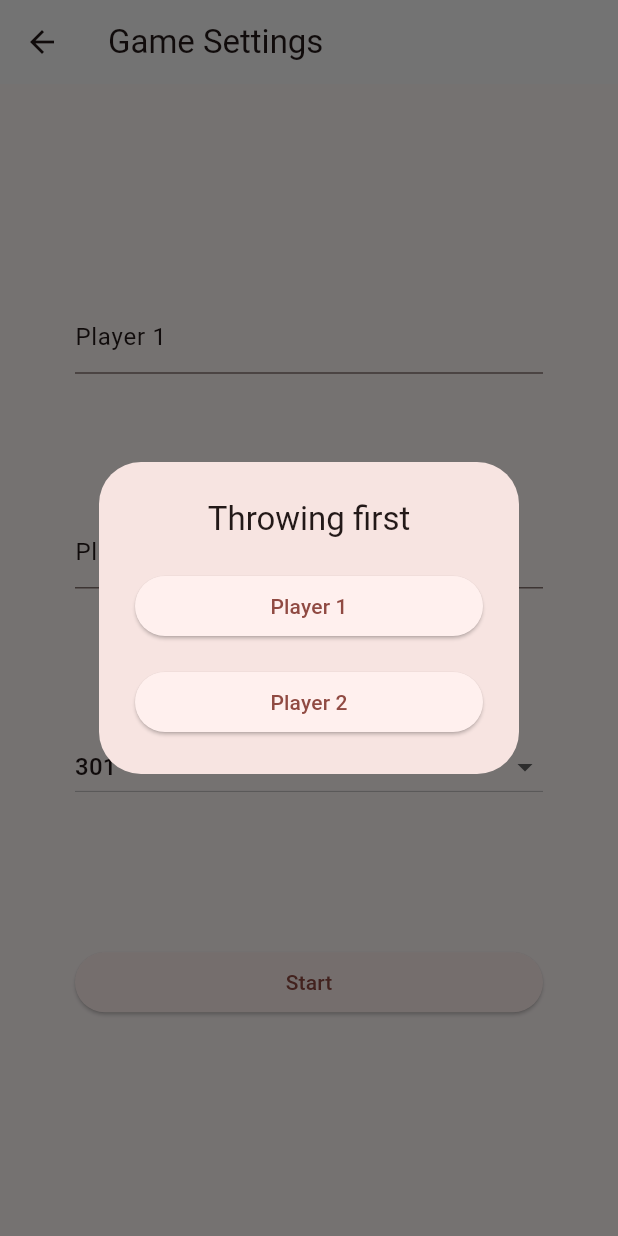
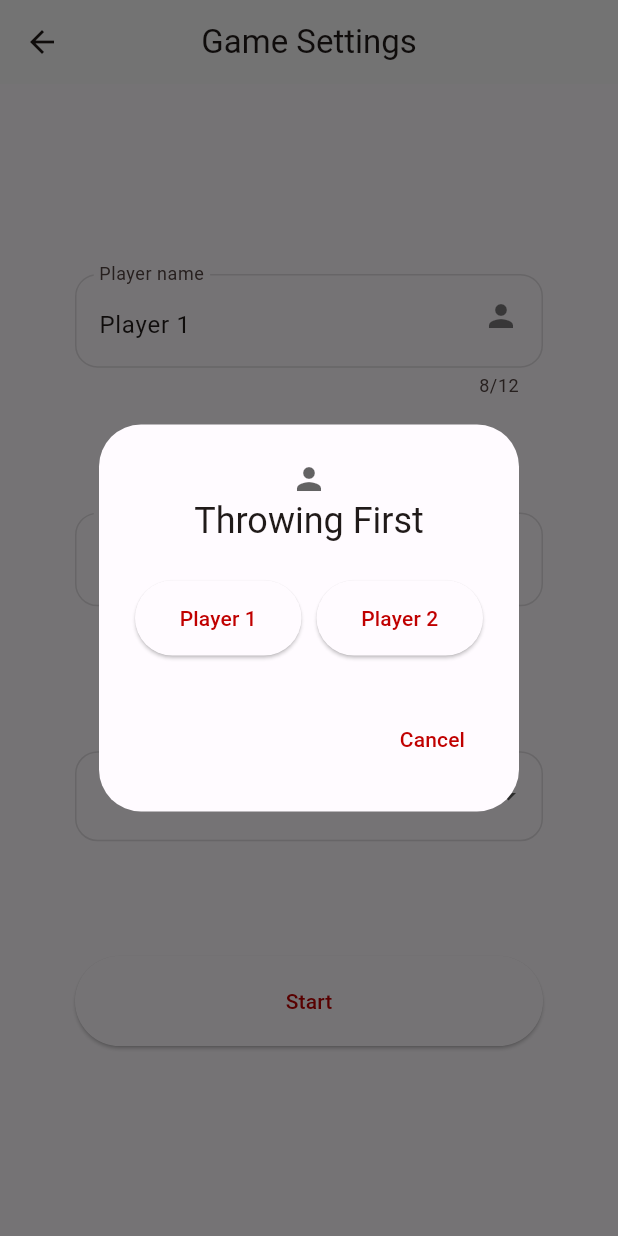
Before and after one commit to rejy11/darts_counter, a Flutter app: the GameSettingsPage screen opened directly, after a tap on "Start", on a phone screen of 412 x 824 dp. Run offline on Flutter 3.47's test engine with Material 2 defaults, Android fonts, the phone set to English and light mode, and no system bars; drawn by our look-alikes of dropdown_button2; our stand-ins replace community_material_icon, equatable, flutter_riverpod; missing offline and left inert: window_size.

Commit message:
more changes plys checkoutProvider created

```diff
--- a/lib/dialogs/custom_alert_dialog.dart
+++ b/lib/dialogs/custom_alert_dialog.dart
@@ -2,9 +2,10 @@ import 'package:flutter/material.dart';
 
 AlertDialog createAlertDialog({
   required String titleText,
-  required String bodyText,
+  required Widget content,
   IconData? iconData,
   List<Widget>? actions,
+  bool showDividers = true,
 }) {
   return AlertDialog(
     title: Column(
@@ -25,9 +26,12 @@ AlertDialog createAlertDialog({
     content: Column(
       mainAxisSize: MainAxisSize.min,
       children: [
-        const Divider(),
-        Text(bodyText),
-        const Divider(),
+        showDividers ? const Divider() : const SizedBox(),
+        Padding(
+          padding: const EdgeInsets.symmetric(vertical: 8.0),
+          child: content,
+        ),
+        showDividers ? const Divider() : const SizedBox(),
       ],
     ),
     actions: actions,
--- a/lib/pages/game_settings_page.dart
+++ b/lib/pages/game_settings_page.dart
@@ -1,6 +1,8 @@
+import 'package:darts_counter/dialogs/custom_alert_dialog.dart';
 import 'package:darts_counter/models/game_settings.dart';
 import 'package:darts_counter/pages/game_page.dart';
 import 'package:darts_counter/providers/providers.dart';
+import 'package:dropdown_button2/dropdown_button2.dart';
 import 'package:flutter/material.dart';
 import 'package:flutter_riverpod/flutter_riverpod.dart';
 
@@ -26,32 +28,53 @@ class GameSettingsPageState extends ConsumerState<GameSettingsPage> {
   }
 
   void startButtonPressed() async {
-    ref
-        .read(gameSettingsController.notifier)
-        .updatePlayerOneName(_playerOneNameController.text);
-    ref
-        .read(gameSettingsController.notifier)
-        .updatePlayerTwoName(_playerTwoNameController.text);
+    ref.read(gameSettingsController.notifier).updateSettings(
+          playerOneName: _playerOneNameController.text,
+          playerTwoName: _playerTwoNameController.text,
+        );
     await showDialog(
       context: context,
       builder: ((context) {
-        return SimpleDialog(
-          title: const Text(
-            'Throwing first',
-            textAlign: TextAlign.center,
+        return createAlertDialog(
+          titleText: 'Throwing First',
+          iconData: Icons.person,
+          showDividers: false,
+          actions: [
+            TextButton(
+              onPressed: () => Navigator.of(context).pop(),
+              child: const Text('Cancel'),
             ),
+          ],
+          content: Row(
+            mainAxisAlignment: MainAxisAlignment.spaceAround,
             children: [
-            SimpleDialogOption(
+              Flexible(
                 child: ElevatedButton(
                   onPressed: () => Navigator.pop(context, 1),
-                  child: Text(_playerOneNameController.text)),
+                  style: ElevatedButton.styleFrom(
+                      minimumSize: const Size.fromHeight(50)),
+                  child: Text(
+                    _playerOneNameController.text,
+                    overflow: TextOverflow.ellipsis,
+                    maxLines: 1,
                   ),
-            SimpleDialogOption(
+                ),
+              ),
+              const SizedBox(width: 10),
+              Flexible(
                 child: ElevatedButton(
                   onPressed: () => Navigator.pop(context, 2),
-                  child: Text(_playerTwoNameController.text)),
+                  style: ElevatedButton.styleFrom(
+                      minimumSize: const Size.fromHeight(50)),
+                  child: Text(
+                    _playerTwoNameController.text,
+                    overflow: TextOverflow.ellipsis,
+                    maxLines: 1,
+                  ),
+                ),
               ),
             ],
+          ),
         );
       }),
     ).then((value) {
@@ -67,6 +90,74 @@ class GameSettingsPageState extends ConsumerState<GameSettingsPage> {
     });
   }
 
+  Widget buildPlayerNameWidget(TextEditingController controller) {
+    return TextField(
+      controller: controller,
+      maxLength: 12,
+      decoration: const InputDecoration(
+        labelText: 'Player name',
+        alignLabelWithHint: true,
+        enabledBorder: OutlineInputBorder(
+          borderSide: BorderSide(color: Colors.black12),
+          borderRadius: BorderRadius.all(
+            Radius.circular(15),
+          ),
+        ),
+        border: OutlineInputBorder(
+          borderSide: BorderSide(color: Colors.black12),
+          borderRadius: BorderRadius.all(
+            Radius.circular(15),
+          ),
+        ),
+        hintText: 'Player name',
+        suffix: Opacity(
+          opacity: 0.6,
+          child: Icon(Icons.person),
+        ),
+      ),
+    );
+  }
+
+  Widget buildStartingScoreWidget(List<int> startingScores, int startingScore){
+    return DropdownButton2<int>(
+                value: startingScore,
+                underline: const SizedBox(),
+                buttonDecoration: BoxDecoration(
+                  borderRadius: BorderRadius.circular(15),
+                  border: Border.all(color: Colors.black12),
+                ),
+                dropdownDecoration: BoxDecoration(
+                  borderRadius: BorderRadius.circular(15),
+                  border: Border.all(color: Colors.black12),
+                ),
+                buttonHeight: 60,
+                icon: const Padding(
+                  padding: EdgeInsets.only(right: 10),
+                  child: Icon(Icons.arrow_drop_down),
+                ),
+                onChanged: (value) {
+                  ref.read(gameSettingsController.notifier).updateSettings(
+                        startingScore: value,
+                        playerOneName: _playerOneNameController.text,
+                        playerTwoName: _playerTwoNameController.text,
+                      );
+                },
+                items: startingScores.map<DropdownMenuItem<int>>(
+                  (int value) {
+                    return DropdownMenuItem<int>(
+                      value: value,
+                      child: Padding(
+                        padding: const EdgeInsets.symmetric(horizontal: 12),
+                        child: Text(value.toString()),
+                      ),
+                    );
+                  },
+                ).toList(),
+                focusColor: Colors.transparent,
+                isExpanded: true,
+              );
+  }
+
   @override
   Widget build(BuildContext context) {
     GameSettings gameSettings = ref.watch(gameSettingsController);
@@ -77,41 +168,23 @@ class GameSettingsPageState extends ConsumerState<GameSettingsPage> {
     _playerTwoNameController.text = gameSettings.playerTwo.name;
 
     return Scaffold(
-      appBar: AppBar(title: const Text("Game Settings")),
+      appBar: AppBar(
+        title: const Text("Game Settings"),
+        centerTitle: true,
+      ),
       body: Padding(
         padding: const EdgeInsets.all(50),
         child: Center(
           child: Column(
             mainAxisAlignment: MainAxisAlignment.spaceEvenly,
             children: [
-              TextField(
-                controller: _playerOneNameController,
-              ),
-              TextField(
-                controller: _playerTwoNameController,
-              ),
-              DropdownButton<int>(
-                value: startingScore,
-                onChanged: (value) {
-                  ref
-                      .read(gameSettingsController.notifier)
-                      .updateStartingScore(value!);
-                },
-                items: startingScores.map<DropdownMenuItem<int>>(
-                  (int value) {
-                    return DropdownMenuItem<int>(
-                      value: value,
-                      child: Text(value.toString()),
-                    );
-                  },
-                ).toList(),
-                focusColor: Colors.transparent,
-                isExpanded: true,
-              ),
+              buildPlayerNameWidget(_playerOneNameController),
+              buildPlayerNameWidget(_playerTwoNameController),
+              buildStartingScoreWidget(startingScores, startingScore),
               ElevatedButton(
                 onPressed: startButtonPressed,
                 style: ElevatedButton.styleFrom(
-                  minimumSize: const Size.fromHeight(40),
+                  minimumSize: const Size.fromHeight(60),
                 ),
                 child: const Text('Start'),
               ),
--- a/lib/providers/game_settings_state.dart
+++ b/lib/providers/game_settings_state.dart
@@ -21,12 +21,16 @@ final gameSettingsController =
 class GameSettingsNotifier extends StateNotifier<GameSettings> {
   GameSettingsNotifier(GameSettings settings) : super(settings);
 
-  void updatePlayerOneName(String name) {
-    state = state.copyWith(playerOne: state.playerOne.copyWith(name: name));
-  }
-
-  void updatePlayerTwoName(String name) {
-    state = state.copyWith(playerTwo: state.playerTwo.copyWith(name: name));
+  void updateSettings({
+    String? playerOneName,
+    String? playerTwoName,
+    int? startingScore,
+  }) {
+    state = state.copyWith(
+      playerOne: playerOneName == null ? state.playerOne : state.playerOne.copyWith(name: playerOneName),
+      playerTwo: playerTwoName == null ? state.playerTwo : state.playerTwo.copyWith(name: playerTwoName),
+      startingScore: startingScore ?? state.startingScore,
+    );
   }
 
   void updatePlayersTurn(int playerId) {
@@ -36,12 +40,4 @@ class GameSettingsNotifier extends StateNotifier<GameSettings> {
       state = state.copyWith(startingPlayer: state.playerTwo);
     }
   }
-
-  void updateStartingScore(int startingScore) {
-    state = state.copyWith(
-      playerOne: state.playerOne.copyWith(remainingScore: startingScore),
-      playerTwo: state.playerTwo.copyWith(remainingScore: startingScore),
-      startingScore: startingScore,
-    );
-  }
 }
--- /dev/null
+++ b/lib/theme/color_scheme.dart
@@ -0,0 +1,65 @@
+import 'package:flutter/material.dart';
+
+const lightColorScheme = ColorScheme(
+  brightness: Brightness.light,
+  primary: Color(0xFFC00000),
+  onPrimary: Color(0xFFFFFFFF),
+  primaryContainer: Color(0xFFFFDAD4),
+  onPrimaryContainer: Color(0xFF410000),
+  secondary: Color(0xFF775651),
+  onSecondary: Color(0xFFFFFFFF),
+  secondaryContainer: Color(0xFFFFDAD4),
+  onSecondaryContainer: Color(0xFF2C1512),
+  tertiary: Color(0xFF705C2E),
+  onTertiary: Color(0xFFFFFFFF),
+  tertiaryContainer: Color(0xFFFBDFA6),
+  onTertiaryContainer: Color(0xFF251A00),
+  error: Color(0xFFBA1A1A),
+  errorContainer: Color(0xFFFFDAD6),
+  onError: Color(0xFFFFFFFF),
+  onErrorContainer: Color(0xFF410002),
+  background: Color(0xFFFFFBFF),
+  onBackground: Color(0xFF201A19),
+  surface: Color(0xFFFFFBFF),
+  onSurface: Color(0xFF201A19),
+  surfaceVariant: Color(0xFFF5DDDA),
+  onSurfaceVariant: Color(0xFF534341),
+  outline: Color(0xFF857370),
+  onInverseSurface: Color(0xFFFBEEEC),
+  inverseSurface: Color(0xFF362F2E),
+  inversePrimary: Color(0xFFFFB4A8),
+  shadow: Color(0xFF000000),
+  surfaceTint: Color(0xFFC00000),
+);
+
+const darkColorScheme = ColorScheme(
+  brightness: Brightness.dark,
+  primary: Color(0xFFFFB4A8),
+  onPrimary: Color(0xFF690000),
+  primaryContainer: Color(0xFF930000),
+  onPrimaryContainer: Color(0xFFFFDAD4),
+  secondary: Color(0xFFE7BDB6),
+  onSecondary: Color(0xFF442925),
+  secondaryContainer: Color(0xFF5D3F3B),
+  onSecondaryContainer: Color(0xFFFFDAD4),
+  tertiary: Color(0xFFDEC48C),
+  onTertiary: Color(0xFF3E2E04),
+  tertiaryContainer: Color(0xFF564419),
+  onTertiaryContainer: Color(0xFFFBDFA6),
+  error: Color(0xFFFFB4AB),
+  errorContainer: Color(0xFF93000A),
+  onError: Color(0xFF690005),
+  onErrorContainer: Color(0xFFFFDAD6),
+  background: Color(0xFF201A19),
+  onBackground: Color(0xFFEDE0DD),
+  surface: Color(0xFF201A19),
+  onSurface: Color(0xFFEDE0DD),
+  surfaceVariant: Color(0xFF534341),
+  onSurfaceVariant: Color(0xFFD8C2BE),
+  outline: Color(0xFFA08C89),
+  onInverseSurface: Color(0xFF201A19),
+  inverseSurface: Color(0xFFEDE0DD),
+  inversePrimary: Color(0xFFC00000),
+  shadow: Color(0xFF000000),
+  surfaceTint: Color(0xFFFFB4A8),
+);
--- a/pubspec.yaml
+++ b/pubspec.yaml
@@ -43,6 +43,7 @@ dependencies:
   meta: ^1.7.0
   collection: ^1.16.0
   community_material_icon: ^5.9.55
+  dropdown_button2: ^1.8.9
 
 dev_dependencies:
   flutter_test:
```
Also changed, not shown: lib/main.dart (+5 -7 lines), lib/pages/game_page.dart (+7 -4 lines), lib/providers/providers.dart (+165 -0 lines), pubspec.lock. Lines whose indentation alone changed are shown as unchanged.
